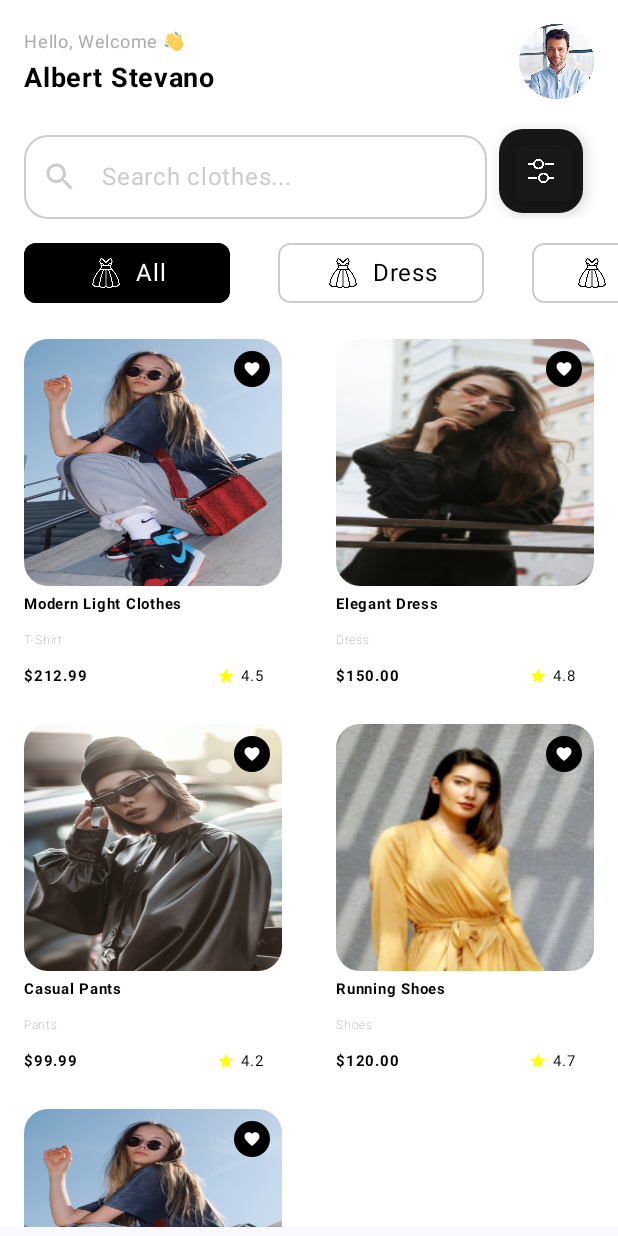
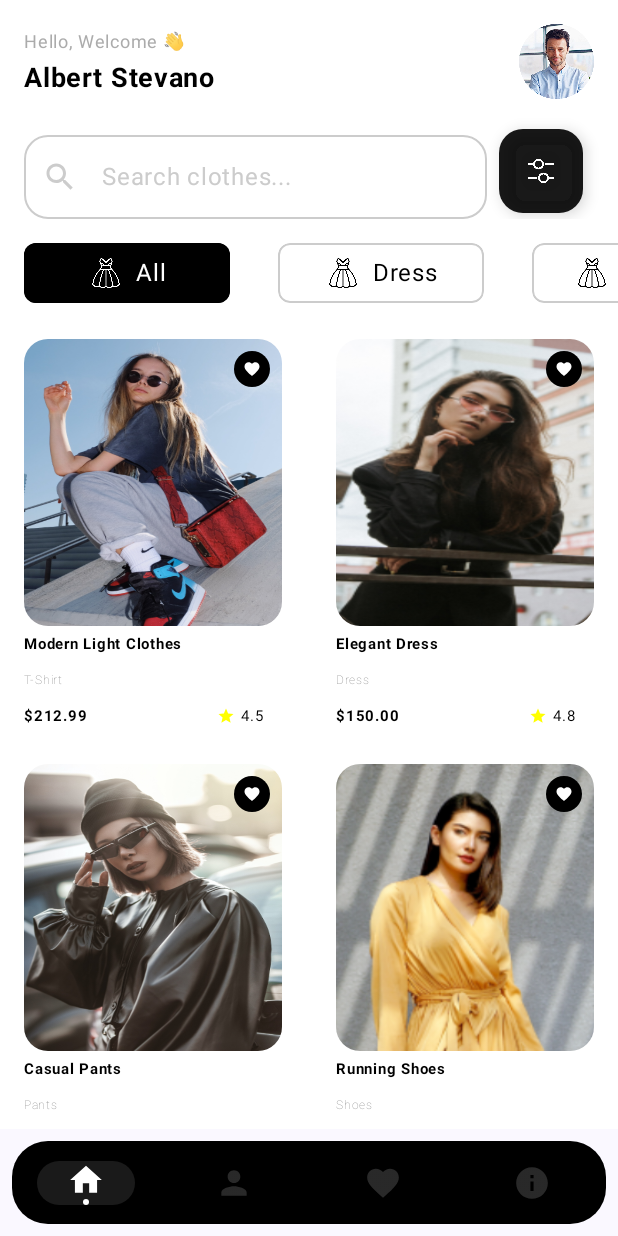
Before and after one commit to huseyinozkoc/Fashionly, an Android app built with Jetpack Compose: the screen it shows after launch (MainActivity), on a phone screen of 412 x 824 dp. Run offline under Robolectric (Android 15) with nearby library versions, the phone set to English and light mode, and no system bars; our stand-ins replace Dagger/Hilt's generated code.

Commit message:
Added bottom app bar.

```diff
--- /dev/null
+++ b/app/src/main/java/com/example/fashionly/ui/components/home/CustomAppBottomNavigationBar.kt
@@ -0,0 +1,162 @@
+package com.example.fashionly.ui.components.home
+
+import androidx.compose.animation.animateColorAsState
+import androidx.compose.foundation.background
+import androidx.compose.foundation.clickable
+import androidx.compose.foundation.interaction.MutableInteractionSource
+import androidx.compose.foundation.layout.Arrangement
+import androidx.compose.foundation.layout.Box
+import androidx.compose.foundation.layout.Column
+import androidx.compose.foundation.layout.Row
+import androidx.compose.foundation.layout.fillMaxWidth
+import androidx.compose.foundation.layout.height
+import androidx.compose.foundation.layout.padding
+import androidx.compose.foundation.layout.size
+import androidx.compose.foundation.layout.width
+import androidx.compose.foundation.layout.wrapContentHeight
+import androidx.compose.foundation.shape.CircleShape
+import androidx.compose.foundation.shape.RoundedCornerShape
+import androidx.compose.material.icons.Icons
+import androidx.compose.material.icons.filled.AccountCircle
+import androidx.compose.material.icons.filled.Build
+import androidx.compose.material.icons.filled.Call
+import androidx.compose.material.icons.filled.Favorite
+import androidx.compose.material.icons.filled.Home
+import androidx.compose.material.icons.filled.Info
+import androidx.compose.material.icons.filled.List
+import androidx.compose.material.icons.filled.Person
+import androidx.compose.material3.Icon
+import androidx.compose.material3.MaterialTheme
+import androidx.compose.material3.Text
+import androidx.compose.runtime.Composable
+import androidx.compose.runtime.getValue
+import androidx.compose.ui.Alignment
+import androidx.compose.ui.Modifier
+import androidx.compose.ui.draw.clip
+import androidx.compose.ui.graphics.Color
+import androidx.compose.ui.graphics.vector.ImageVector
+import androidx.compose.ui.tooling.preview.Preview
+import androidx.compose.ui.unit.dp
+import androidx.compose.ui.unit.sp
+import com.example.fashionly.ui.theme.LightPrimary
+
+
+@Composable
+fun CustomAppBottomNavigationBar(
+    currentScreen: String,
+    onNavBarItemClick: (String) -> Unit
+) {
+    val items: List<ScreenItem> = listOf(
+        ScreenItem("Home", Icons.Filled.Home, "Home"),
+        ScreenItem("Profile", Icons.Filled.Person, "Profil"),
+        ScreenItem("dashboardScreen", Icons.Filled.Favorite, "Call"),
+        ScreenItem("loginScreen", Icons.Filled.Info , "Build"),
+    )
+
+    MaterialTheme(
+    ) {
+        Box(
+            modifier = Modifier
+                .padding(8.dp)
+                .clip(RoundedCornerShape(24.dp))
+                .fillMaxWidth()
+                .wrapContentHeight()
+                .background(Color.Black),
+            contentAlignment = Alignment.Center
+        ) {
+            Row(
+                modifier = Modifier.fillMaxWidth(),
+                horizontalArrangement = Arrangement.SpaceAround
+            ) {
+                items.forEach { screenItem ->
+                    val isSelected = currentScreen == screenItem.screen
+                    val color by animateColorAsState(
+                        if (isSelected) MaterialTheme.colorScheme.onPrimary else MaterialTheme.colorScheme.onBackground,
+                        label = ""
+                    )
+
+                    Box(
+                        modifier = Modifier
+                            .height(55.dp)
+                            .weight(1f) // Itemler yayılabileceği kadar yayılsın
+                            .width(110.dp)
+                            .clickable(
+                                indication = null,
+                                interactionSource = MutableInteractionSource(),
+                                onClick = { onNavBarItemClick(screenItem.screen) }
+                            ),
+                        contentAlignment = Alignment.Center
+                    ) {
+                        Column(
+                            modifier = Modifier
+                                .align(Alignment.Center)
+                                .clip(CircleShape)
+                                .width(65.dp)
+                                .background(if (isSelected) Color.White.copy(0.1f) else Color.Transparent),
+                            verticalArrangement = Arrangement.SpaceBetween,
+                            horizontalAlignment = Alignment.CenterHorizontally
+                        ) {
+                            Icon(
+                                screenItem.icon,
+                                modifier = Modifier
+                                    .size(25.dp),
+                                contentDescription = screenItem.title,
+                                tint = (if (isSelected) Color.White else Color.LightGray.copy(0.2f)),
+                            )
+
+                            if (isSelected) {
+                                Box(
+                                    modifier = Modifier
+                                        .size(4.dp)
+                                        .clip(CircleShape)
+                                        .background(Color.White)
+                                )
+                            }
+
+
+                        }
+                    }
+                }
+            }
+        }
+    }
+}
+
+@Preview(showBackground = true)
+@Composable
+fun CustomAppBottomNavigationBarPreview1() {
+    val currentScreen = "None"
+    MaterialTheme() {
+        CustomAppBottomNavigationBar(
+            currentScreen,
+            {})
+    }
+}
+
+@Preview(showBackground = true)
+@Composable
+fun CustomAppBottomNavigationBarPreview2() {
+    val currentScreen = "Home"
+    MaterialTheme() {
+        CustomAppBottomNavigationBar(
+            currentScreen,
+            {})
+    }
+}
+
+@Preview(showBackground = true)
+@Composable
+fun CustomAppBottomNavigationBarPreview3() {
+    val currentScreen = "Profile"
+    MaterialTheme() {
+        CustomAppBottomNavigationBar(
+            currentScreen,
+            {})
+    }
+}
+
+data class ScreenItem(
+    val screen: String,
+    val icon: ImageVector,
+    val title: String
+)
--- a/app/src/main/java/com/example/fashionly/ui/components/home/HomeListItem.kt
+++ b/app/src/main/java/com/example/fashionly/ui/components/home/HomeListItem.kt
@@ -71,7 +71,7 @@ fun HomeListItem(
                 Box(
                     modifier = Modifier
                         .fillMaxWidth()
-                        .height(LocalConfiguration.current.screenHeightDp.dp / 5)
+                        .height(LocalConfiguration.current.screenHeightDp.dp / 4.3f)
                         .clip(androidx.compose.foundation.shape.RoundedCornerShape(16.dp)),
                     contentAlignment = Alignment.TopEnd
                 ) {
--- a/app/src/main/java/com/example/fashionly/ui/home/HomeScreen.kt
+++ b/app/src/main/java/com/example/fashionly/ui/home/HomeScreen.kt
@@ -4,11 +4,15 @@ import androidx.compose.foundation.clickable
 import androidx.compose.foundation.layout.Box
 import androidx.compose.foundation.layout.Column
 import androidx.compose.foundation.layout.fillMaxSize
+import androidx.compose.foundation.layout.padding
 import androidx.compose.foundation.lazy.LazyColumn
 import androidx.compose.foundation.lazy.items
+import androidx.compose.material3.Scaffold
 import androidx.compose.material3.Text
 import androidx.compose.runtime.Composable
 import androidx.compose.runtime.LaunchedEffect
+import androidx.compose.runtime.mutableStateOf
+import androidx.compose.runtime.remember
 import androidx.compose.ui.Alignment
 import androidx.compose.ui.Modifier
 import androidx.compose.ui.tooling.preview.Preview
@@ -18,6 +22,7 @@ import androidx.navigation.NavController
 import androidx.navigation.compose.rememberNavController
 import com.example.fashionly.ui.components.EmptyScreen
 import com.example.fashionly.ui.components.LoadingBar
+import com.example.fashionly.ui.components.home.CustomAppBottomNavigationBar
 import com.example.fashionly.ui.components.home.HomeChipModel
 import com.example.fashionly.ui.components.home.HomeListComponent
 import com.example.fashionly.ui.components.home.HomeSearchComponent
@@ -55,8 +60,21 @@ fun HomeScreen(
 
 @Composable
 fun HomeContent(onAction: (UiAction) -> Unit) {
+    val currentScreen = remember { mutableStateOf("Home") }
 
-    LazyColumn(modifier = Modifier.fillMaxSize()) {
+    Scaffold(
+        bottomBar = {
+            CustomAppBottomNavigationBar(
+                currentScreen = currentScreen.value,
+                onNavBarItemClick = { screen -> currentScreen.value = screen }
+            )
+        }
+    ) { paddingValues ->
+        LazyColumn(
+            modifier = Modifier
+                .fillMaxSize()
+                .padding(paddingValues)
+        ) {
             item {
                 HomeWelcomeComponent()
             }
@@ -67,6 +85,8 @@ fun HomeContent(onAction: (UiAction) -> Unit) {
                 HomeListComponent(homeChipData)
             }
         }
+    }
+
 }
 
 @Preview(showBackground = true)
```
Lines whose indentation alone changed are shown as unchanged.
